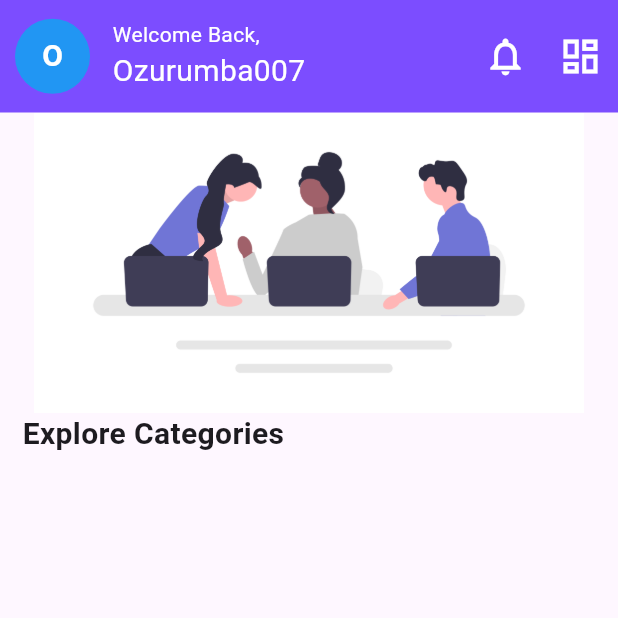
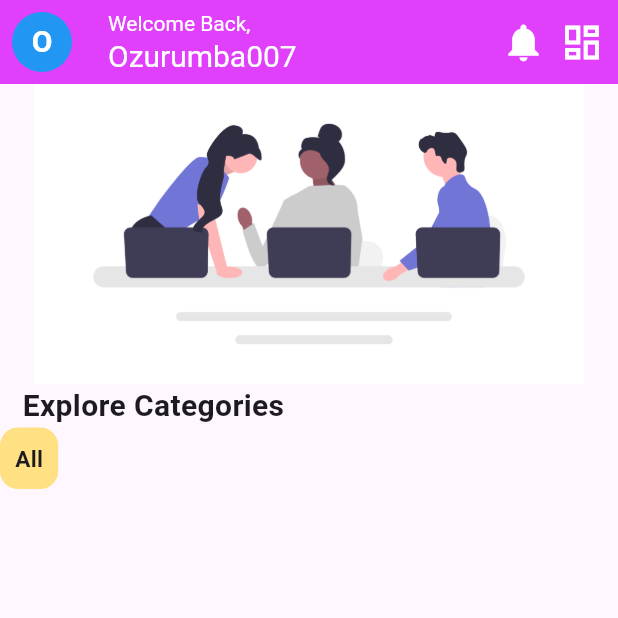
Before and after one commit to Ozurumba007/apt_learn_ui, a Flutter app: the HomeScreen screen opened directly, on a phone screen of 412 x 824 dp, the top half of it. Run offline on Flutter 3.47's test engine with Material 2 defaults, Android fonts, the phone set to English and light mode, and no system bars; our stand-ins replace get, smooth_page_indicator.

Commit message:
created an enddrawer using globalkey and scaffold state

```diff
--- a/lib/home_screen/home_screen.dart
+++ b/lib/home_screen/home_screen.dart
@@ -10,15 +10,73 @@ class HomeScreen extends StatefulWidget {
 }
 
 class _HomeScreenState extends State<HomeScreen> {
+  final scaffoldKey = GlobalKey<ScaffoldState>();
   @override
   Widget build(BuildContext context) {
     return Scaffold(
+      key: scaffoldKey,
+      appBar: AppBar(
+        backgroundColor: Colors.purpleAccent[200],
+        leading: Padding(
+          padding: const EdgeInsets.all(8.0),
+          child: Container(
+            decoration: BoxDecoration(
+              color: Colors.blue,
+              borderRadius: BorderRadius.circular(25),
+            ),
+            height: 50,
+            width: 50,
+            child: const Center(
+              child: Text(
+                'O',
+                style: TextStyle(
+                    color: Colors.white,
+                    fontWeight: FontWeight.bold,
+                    fontSize: 20),
+              ),
+            ),
+          ),
+        ),
+        title: Column(
+          mainAxisAlignment: MainAxisAlignment.center,
+          crossAxisAlignment: CrossAxisAlignment.start,
+          children: [
+            Text(
+              'Welcome Back,',
+              style: TextStyle(
+                color: Colors.white,
+                fontSize: 14,
+              ),
+            ),
+            Text(
+              'Ozurumba007',
+              style: TextStyle(
+                color: Colors.white,
+                fontSize: 20,
+              ),
+            ),
+          ],
+        ),
+        actions: [
+          Icon(Icons.notifications, size: 30, color: Colors.white),
+          IconButton(
+            onPressed: () {
+              if (scaffoldKey.currentState!.isEndDrawerOpen) {
+                scaffoldKey.currentState!.closeEndDrawer();
+              } else {
+                scaffoldKey.currentState!.openEndDrawer();
+              }
+            },
+            icon: Icon(Icons.dashboard_outlined),
+            iconSize: 30,
+            color: Colors.white,
+          ),
+        ],
+      ),
+      endDrawer: Drawer(),
       body: SafeArea(
         child: Column(
           children: [
-            // custom appbar
-            const CustomAppBar(),
-
             Container(
               height: 200,
               child: Image.asset('assets/community.png'),
@@ -37,6 +95,26 @@ class _HomeScreenState extends State<HomeScreen> {
                 ],
               ),
             ),
+            Row(
+              children: [
+                Container(
+                  decoration: BoxDecoration(
+                    borderRadius: BorderRadius.circular(12),
+                    color: Colors.amber[200],
+                  ),
+                  child: Padding(
+                    padding: const EdgeInsets.all(10.0),
+                    child: Text(
+                      'All',
+                      style: TextStyle(
+                        fontSize: 15,
+                        fontWeight: FontWeight.bold,
+                      ),
+                    ),
+                  ),
+                ),
+              ],
+            ),
           ],
         ),
       ),
--- a/lib/onboarding/intro_page1.dart
+++ b/lib/onboarding/intro_page1.dart
@@ -15,7 +15,7 @@ class IntroPage1 extends StatelessWidget {
           child: Column(
             // mainAxisAlignment: MainAxisAlignment.center,
             children: [
-              SizedBox(height: 20),
+              SizedBox(height: 30),
               Container(
                 height: 50,
                 child: Image.asset('assets/apt_learn_logo.png'),
--- a/lib/onboarding/intro_page2.dart
+++ b/lib/onboarding/intro_page2.dart
@@ -15,7 +15,7 @@ class IntroPage2 extends StatelessWidget {
           child: Column(
             // mainAxisAlignment: MainAxisAlignment.center,
             children: [
-              SizedBox(height: 20),
+              SizedBox(height: 30),
               Container(
                 height: 50,
                 child: Image.asset('assets/apt_learn_logo.png'),
--- a/lib/onboarding/intro_page3.dart
+++ b/lib/onboarding/intro_page3.dart
@@ -15,7 +15,7 @@ class IntroPage3 extends StatelessWidget {
           child: Column(
             // mainAxisAlignment: MainAxisAlignment.center,
             children: [
-              SizedBox(height: 20),
+              SizedBox(height: 30),
               Container(
                 height: 50,
                 child: Image.asset('assets/apt_learn_logo.png'),
--- a/lib/utili/app_bar.dart
+++ b/lib/utili/app_bar.dart
@@ -55,7 +55,7 @@ class CustomAppBar extends StatelessWidget {
               ),
             ],
           ),
-          const Row(
+          Row(
             children: [
               Icon(
                 Icons.notifications_none_outlined,
@@ -63,11 +63,6 @@ class CustomAppBar extends StatelessWidget {
                 color: Colors.white,
               ),
               SizedBox(width: 20),
-              Icon(
-                Icons.dashboard_outlined,
-                size: 30,
-                color: Colors.white,
-              ),
               SizedBox(width: 10),
             ],
           ),
```
